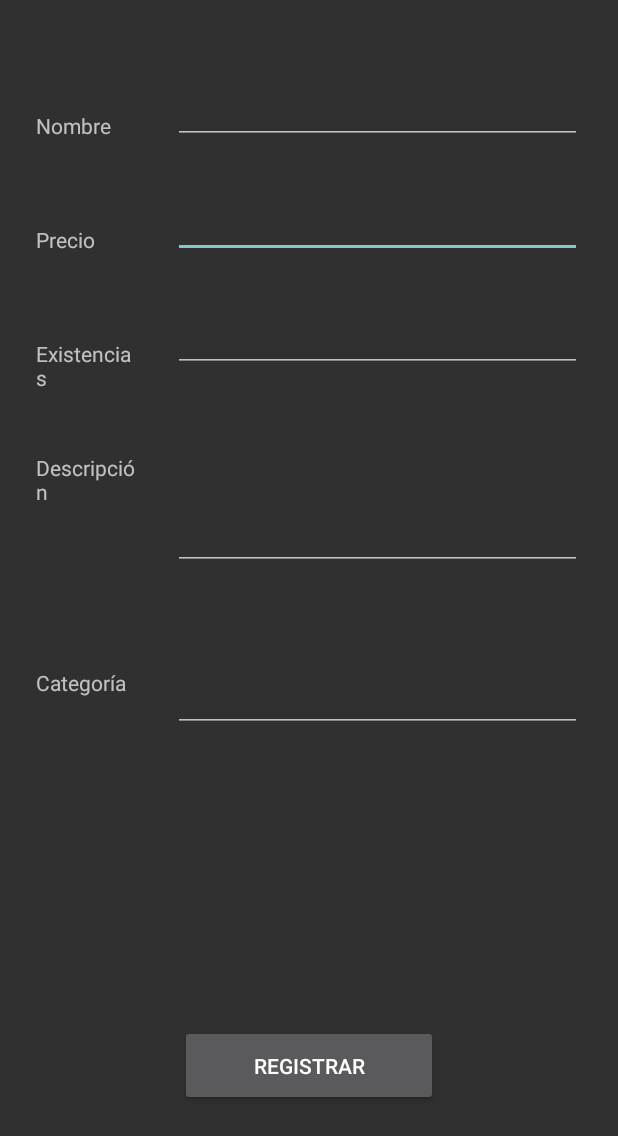
After one commit to IETIM/TenderoAndroidApp, an Android app: the layout activity_new_product_form.xml on its own in the app's theme, with its tools: preview values and no code run, on a phone screen of 412 x 824 dp. The commit adds this screen. Shown: the top 1136 px of the screen. Run offline under Robolectric (Android 15) with nearby library versions, the phone set to English and light mode, and no system bars.

Commit message:
product form

```diff
--- a/app/src/main/AndroidManifest.xml
+++ b/app/src/main/AndroidManifest.xml
@@ -9,7 +9,8 @@
         android:roundIcon="@mipmap/ic_launcher_round"
         android:supportsRtl="true"
         android:theme="@style/Theme.AppCompat.NoActionBar">
-        <activity android:name=".Activity2"></activity>
+        <activity android:name=".ui.NewProductForm"></activity>
+        <activity android:name=".Activity2" />
         <activity
             android:name=".StoreKeeperDashboardActivity"
             android:label="@string/title_activity_store_keeper_dashboard"
--- /dev/null
+++ b/app/src/main/java/edu/eci/ieti/takeiteasysk/ui/NewProductForm.java
@@ -0,0 +1,14 @@
+package edu.eci.ieti.takeiteasysk.ui;
+
+import androidx.appcompat.app.AppCompatActivity;
+
+import android.os.Bundle;
+
+public class NewProductForm extends AppCompatActivity {
+
+    @Override
+    protected void onCreate(Bundle savedInstanceState) {
+        super.onCreate(savedInstanceState);
+        setContentView(R.layout.activity_new_product_form);
+    }
+}
--- /dev/null
+++ b/app/src/main/res/layout/activity_new_product_form.xml
@@ -0,0 +1,140 @@
+<?xml version="1.0" encoding="utf-8"?>
+<androidx.constraintlayout.widget.ConstraintLayout xmlns:android="http://schemas.android.com/apk/res/android"
+    xmlns:app="http://schemas.android.com/apk/res-auto"
+    xmlns:tools="http://schemas.android.com/tools"
+    android:layout_width="match_parent"
+    android:layout_height="match_parent"
+    tools:context=".ui.NewProductForm">
+
+    <Button
+        android:id="@+id/button4"
+        android:layout_width="0dp"
+        android:layout_height="54dp"
+        android:layout_marginStart="120dp"
+        android:layout_marginTop="24dp"
+        android:layout_marginEnd="120dp"
+        android:layout_marginBottom="60dp"
+        android:text="@string/product_register"
+        app:layout_constraintBottom_toBottomOf="parent"
+        app:layout_constraintEnd_toEndOf="parent"
+        app:layout_constraintHorizontal_bias="0.0"
+        app:layout_constraintStart_toStartOf="parent"
+        app:layout_constraintTop_toBottomOf="@+id/editTextTextPersonName4"
+        app:layout_constraintVertical_bias="0.865" />
+
+    <EditText
+        android:id="@+id/editTextNumber"
+        android:layout_width="0dp"
+        android:layout_height="36dp"
+        android:layout_marginStart="24dp"
+        android:layout_marginTop="40dp"
+        android:layout_marginEnd="24dp"
+        android:ems="10"
+        android:inputType="number"
+        app:layout_constraintEnd_toEndOf="parent"
+        app:layout_constraintHorizontal_bias="0.807"
+        app:layout_constraintStart_toEndOf="@+id/textView4"
+        app:layout_constraintTop_toBottomOf="@+id/editTextTextPersonName2" />
+
+    <EditText
+        android:id="@+id/editTextTextPersonName2"
+        android:layout_width="0dp"
+        android:layout_height="36dp"
+        android:layout_marginStart="24dp"
+        android:layout_marginTop="60dp"
+        android:layout_marginEnd="24dp"
+        android:ems="10"
+        android:inputType="textPersonName"
+        app:layout_constraintEnd_toEndOf="parent"
+        app:layout_constraintHorizontal_bias="1.0"
+        app:layout_constraintStart_toEndOf="@+id/textView3"
+        app:layout_constraintTop_toTopOf="parent" />
+
+    <EditText
+        android:id="@+id/editTextNumber2"
+        android:layout_width="0dp"
+        android:layout_height="36dp"
+        android:layout_marginStart="24dp"
+        android:layout_marginTop="40dp"
+        android:layout_marginEnd="24dp"
+        android:ems="10"
+        android:inputType="number"
+        app:layout_constraintEnd_toEndOf="parent"
+        app:layout_constraintHorizontal_bias="1.0"
+        app:layout_constraintStart_toEndOf="@+id/textView5"
+        app:layout_constraintTop_toBottomOf="@+id/editTextNumber" />
+
+    <TextView
+        android:id="@+id/textView3"
+        android:layout_width="67dp"
+        android:layout_height="37dp"
+        android:layout_marginStart="24dp"
+        android:text="@string/name"
+        app:layout_constraintBaseline_toBaselineOf="@+id/editTextTextPersonName2"
+        app:layout_constraintStart_toStartOf="parent" />
+
+    <TextView
+        android:id="@+id/textView4"
+        android:layout_width="67dp"
+        android:layout_height="37dp"
+        android:layout_marginStart="24dp"
+        android:text="@string/price"
+        app:layout_constraintBaseline_toBaselineOf="@+id/editTextNumber"
+        app:layout_constraintStart_toStartOf="parent" />
+
+    <TextView
+        android:id="@+id/textView5"
+        android:layout_width="67dp"
+        android:layout_height="37dp"
+        android:layout_marginStart="24dp"
+        android:text="@string/stock"
+        app:layout_constraintBaseline_toBaselineOf="@+id/editTextNumber2"
+        app:layout_constraintStart_toStartOf="parent" />
+
+    <TextView
+        android:id="@+id/textView6"
+        android:layout_width="67dp"
+        android:layout_height="37dp"
+        android:layout_marginStart="24dp"
+        android:text="@string/description"
+        app:layout_constraintBaseline_toBaselineOf="@+id/editTextTextMultiLine"
+        app:layout_constraintStart_toStartOf="parent" />
+
+    <TextView
+        android:id="@+id/textView7"
+        android:layout_width="67dp"
+        android:layout_height="37dp"
+        android:layout_marginStart="24dp"
+        android:text="@string/category"
+        app:layout_constraintBaseline_toBaselineOf="@+id/editTextTextPersonName4"
+        app:layout_constraintStart_toStartOf="parent" />
+
+    <EditText
+        android:id="@+id/editTextTextPersonName4"
+        android:layout_width="0dp"
+        android:layout_height="68dp"
+        android:layout_marginStart="24dp"
+        android:layout_marginTop="40dp"
+        android:layout_marginEnd="24dp"
+        android:ems="10"
+        android:inputType="textPersonName"
+        app:layout_constraintEnd_toEndOf="parent"
+        app:layout_constraintHorizontal_bias="0.4"
+        app:layout_constraintStart_toEndOf="@+id/textView7"
+        app:layout_constraintTop_toBottomOf="@+id/editTextTextMultiLine" />
+
+    <EditText
+        android:id="@+id/editTextTextMultiLine"
+        android:layout_width="0dp"
+        android:layout_height="92dp"
+        android:layout_marginStart="24dp"
+        android:layout_marginTop="40dp"
+        android:layout_marginEnd="24dp"
+        android:ems="10"
+        android:gravity="start|top"
+        android:inputType="textMultiLine"
+        app:layout_constraintEnd_toEndOf="parent"
+        app:layout_constraintHorizontal_bias="0.238"
+        app:layout_constraintStart_toEndOf="@+id/textView6"
+        app:layout_constraintTop_toBottomOf="@+id/editTextNumber2" />
+</androidx.constraintlayout.widget.ConstraintLayout>
--- a/app/src/main/res/values/strings.xml
+++ b/app/src/main/res/values/strings.xml
@@ -16,4 +16,10 @@
     <string name="menu_home">Home</string>
     <string name="menu_gallery">Gallery</string>
     <string name="menu_slideshow">Slideshow</string>
+    <string name="name">Nombre</string>
+    <string name="stock">Existencias</string>
+    <string name="description">Descripción</string>
+    <string name="category">Categoría</string>
+    <string name="price">Precio</string>
+    <string name="product_register">Registrar</string>
 </resources>
```
Also changed, not shown: 1 other file.
